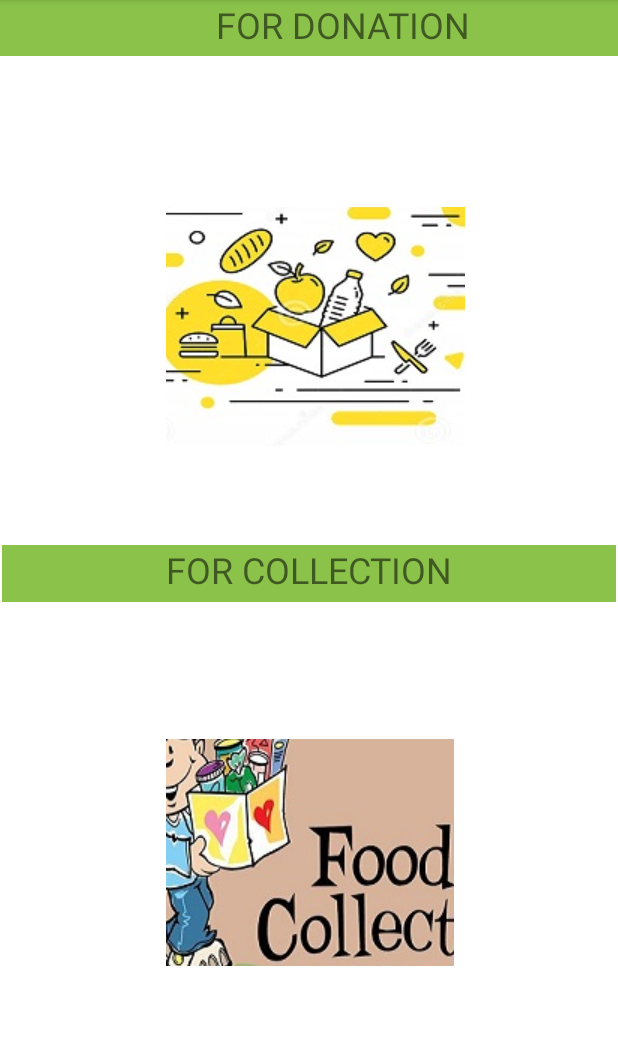
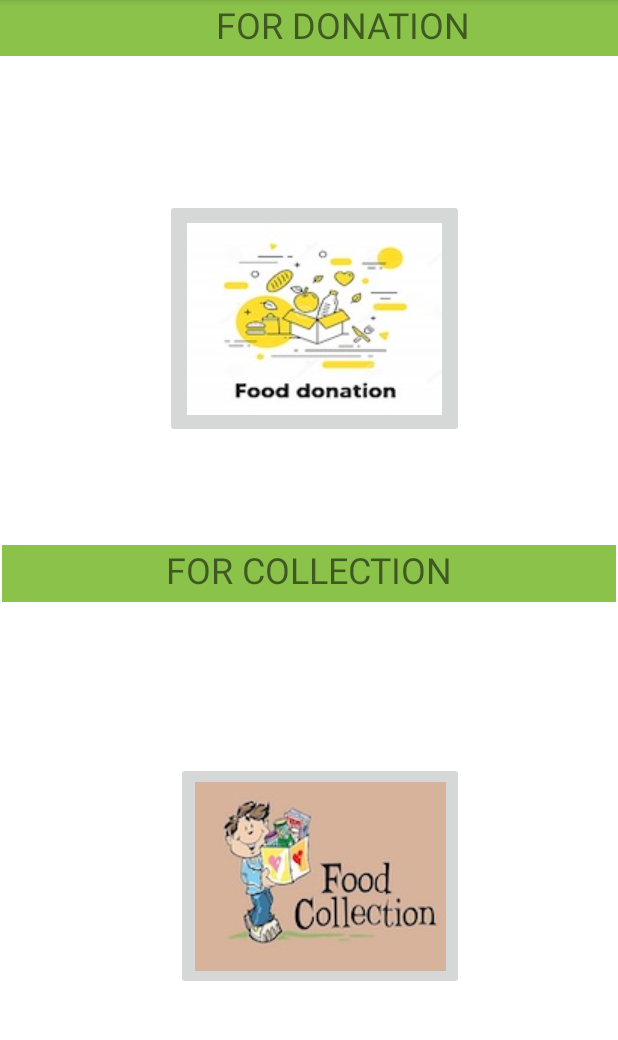
Before and after one commit to officialshubhamsinha/Waste-Food-Management1, an Android app: the DonationReceiverpage screen opened directly, with no data from a screen before it, on a phone screen of 412 x 824 dp, the part 84-1124 px from its top. Run offline under Robolectric (Android 15) with nearby library versions, the phone set to English and light mode, and no system bars.

Commit message:
Donor list Update

```diff
--- a/app/src/main/AndroidManifest.xml
+++ b/app/src/main/AndroidManifest.xml
@@ -10,7 +10,7 @@
         android:supportsRtl="true"
         android:theme="@style/Theme.WasteFoodManagement">
         <activity
-            android:name=".Donar_Page"
+            android:name=".Donor_List"
             android:exported="false"
             android:label="@string/title_activity_donar_page"
             android:theme="@style/Theme.WasteFoodManagement.NoActionBar" />
--- a/app/src/main/java/com/example/wastefoodmanagement/DonationReceiverpage.java
+++ b/app/src/main/java/com/example/wastefoodmanagement/DonationReceiverpage.java
@@ -15,6 +15,6 @@ public class DonationReceiverpage extends AppCompatActivity {
     }
 
     public void openDonationReceiverpage(View view) {
-        startActivity(new Intent(this,Donar_Page.class));
+        startActivity(new Intent(this, Donor_List.class));
     }
 }
--- a/app/src/main/java/com/example/wastefoodmanagement/Donar_Page.java
+++ b/app/src/main/java/com/example/wastefoodmanagement/Donor_List.java
@@ -4,11 +4,11 @@ import androidx.appcompat.app.AppCompatActivity;
 
 import android.os.Bundle;
 
-public class Donar_Page extends AppCompatActivity {
+public class Donor_List extends AppCompatActivity {
 
     @Override
     protected void onCreate(Bundle savedInstanceState) {
         super.onCreate(savedInstanceState);
-        setContentView(R.layout.activity_donar_page);
+        setContentView(R.layout.activity_donor_list);
     }
 }
--- a/app/src/main/res/layout/activity_donation_receiverpage.xml
+++ b/app/src/main/res/layout/activity_donation_receiverpage.xml
@@ -9,11 +9,12 @@
     <ImageButton
         android:id="@+id/imageButton6"
         android:layout_width="192dp"
-        android:layout_height="151dp"
-        android:layout_marginBottom="124dp"
+        android:layout_height="152dp"
+        android:layout_marginBottom="108dp"
+        android:onClick="openDonationReceiverpage"
         app:layout_constraintBottom_toBottomOf="parent"
         app:layout_constraintEnd_toEndOf="parent"
-        app:layout_constraintHorizontal_bias="0.504"
+        app:layout_constraintHorizontal_bias="0.532"
         app:layout_constraintStart_toStartOf="parent"
         app:srcCompat="@drawable/bottom_collect_food_image"
         tools:ignore="SpeakableTextPresentCheck" />
@@ -23,13 +24,13 @@
         android:layout_width="199dp"
         android:layout_height="159dp"
         android:layout_marginTop="64dp"
-        android:onClick="openDonationReceiverpage"
+
         app:layout_constraintBottom_toTopOf="@+id/imageButton6"
         app:layout_constraintEnd_toEndOf="parent"
-        app:layout_constraintHorizontal_bias="0.519"
+        app:layout_constraintHorizontal_bias="0.518"
         app:layout_constraintStart_toStartOf="parent"
         app:layout_constraintTop_toTopOf="parent"
-        app:layout_constraintVertical_bias="0.275"
+        app:layout_constraintVertical_bias="0.242"
         app:srcCompat="@drawable/food_donation_image"
         tools:ignore="SpeakableTextPresentCheck" />
 
--- a/app/src/main/res/layout/activity_donar_page.xml
+++ b/app/src/main/res/layout/activity_donor_list.xml
@@ -5,8 +5,9 @@
     xmlns:app="http://schemas.android.com/apk/res-auto"
     android:layout_width="match_parent"
     android:layout_height="match_parent"
+    android:background="@drawable/donor"
 
-    tools:context=".Donar_Page">
+    tools:context=".Donor_List">
 
     <TextView
         android:id="@+id/textView4"
@@ -73,7 +74,7 @@
         android:layout_height="wrap_content"
         android:autofillHints=""
         android:ems="16"
-        android:hint="Enter Current Location"
+        android:hint="Enter Current Location and Address"
         android:inputType="textEmailAddress"
         android:minHeight="48dp"
         app:layout_constraintBottom_toBottomOf="parent"
```
Also changed, not shown: app/src/main/res/drawable-v24/donor.jpeg (added), app/src/main/res/drawable-v24/food.jpg (added), app/src/main/res/drawable/bottom_collect_food_image.jpg, app/src/main/res/drawable/food_donation_image.jpg.
